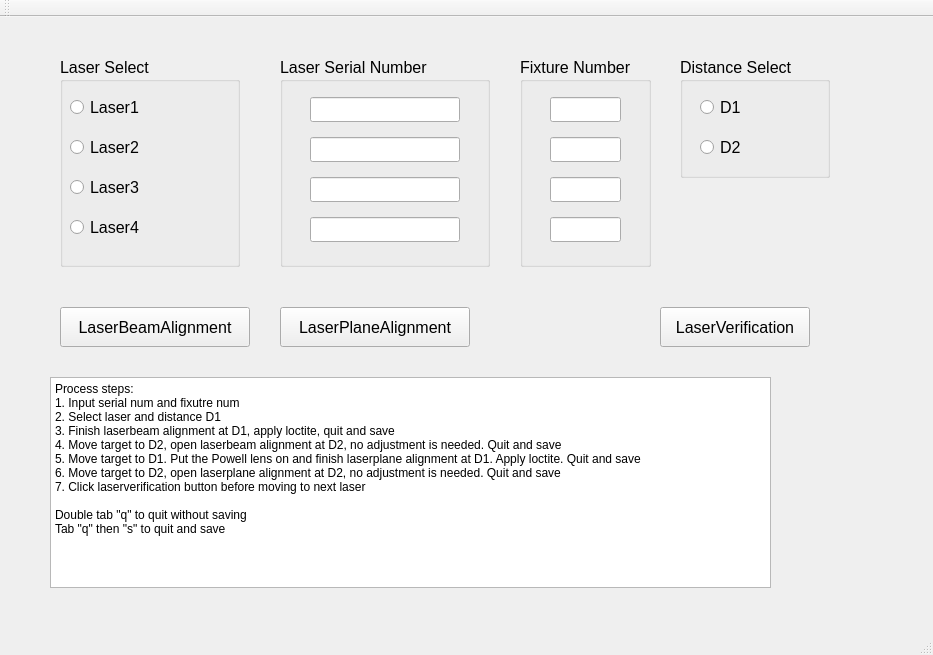
This is LAT_UI/mainwindow.ui in Mengx207/LaserAssemblyTool as Qt 5 draws it before an edit. The edited form follows.
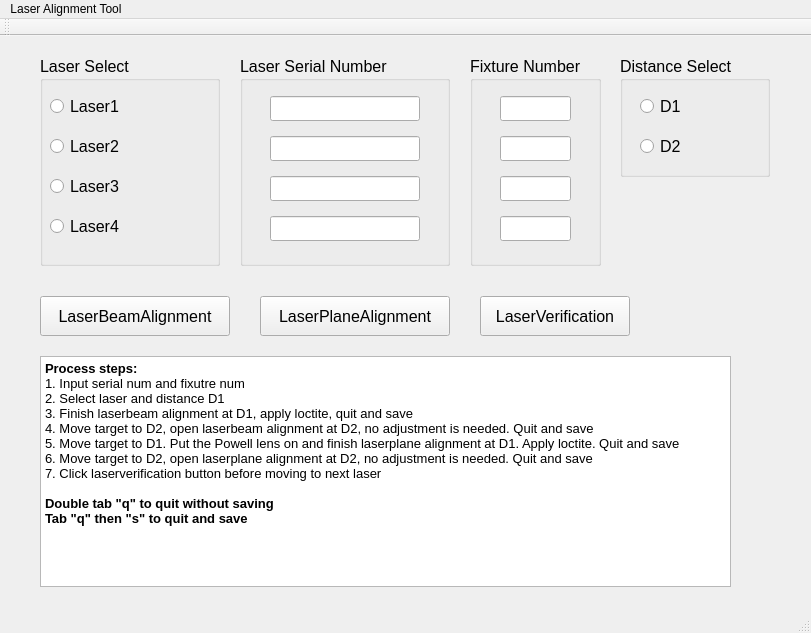
This is the edited form.

Commit message: modified:   LAT_UI/LAT_UI.pro.user 	modified:   LAT_UI/mainwindow.ui 	modified:   laserverification 	modified:   src/laserbeamguide.cpp 	modified:   src/laserplaneguide.cpp 	modified:   src/laserverification.cpp

```diff
--- a/LAT_UI/mainwindow.ui
+++ b/LAT_UI/mainwindow.ui
@@ -6,8 +6,8 @@
    <rect>
     <x>0</x>
     <y>0</y>
-    <width>933</width>
-    <height>655</height>
+    <width>811</width>
+    <height>633</height>
    </rect>
   </property>
   <property name="windowTitle">
@@ -17,8 +17,8 @@
    <widget class="QGroupBox" name="groupBox_Laser">
     <property name="geometry">
      <rect>
-      <x>60</x>
-      <y>40</y>
+      <x>40</x>
+      <y>20</y>
       <width>180</width>
       <height>210</height>
      </rect>
@@ -87,8 +87,8 @@
    <widget class="QGroupBox" name="groupBox_SerialNum">
     <property name="geometry">
      <rect>
-      <x>280</x>
-      <y>40</y>
+      <x>240</x>
+      <y>20</y>
       <width>210</width>
       <height>210</height>
      </rect>
@@ -145,8 +145,8 @@
    <widget class="QGroupBox" name="groupBox_SerialNum_2">
     <property name="geometry">
      <rect>
-      <x>520</x>
-      <y>40</y>
+      <x>470</x>
+      <y>20</y>
       <width>131</width>
       <height>210</height>
      </rect>
@@ -203,8 +203,8 @@
    <widget class="QGroupBox" name="groupBox_Distance">
     <property name="geometry">
      <rect>
-      <x>680</x>
-      <y>40</y>
+      <x>620</x>
+      <y>20</y>
       <width>150</width>
       <height>121</height>
      </rect>
@@ -247,8 +247,8 @@
    <widget class="QPushButton" name="pushButton_LaserBeam">
     <property name="geometry">
      <rect>
-      <x>60</x>
-      <y>290</y>
+      <x>40</x>
+      <y>260</y>
       <width>190</width>
       <height>40</height>
      </rect>
@@ -265,8 +265,8 @@
    <widget class="QPushButton" name="pushButton_LaserPlane">
     <property name="geometry">
      <rect>
-      <x>280</x>
-      <y>290</y>
+      <x>260</x>
+      <y>260</y>
       <width>190</width>
       <height>40</height>
      </rect>
@@ -286,8 +286,8 @@
     </property>
     <property name="geometry">
      <rect>
-      <x>660</x>
-      <y>290</y>
+      <x>480</x>
+      <y>260</y>
       <width>150</width>
       <height>40</height>
      </rect>
@@ -304,10 +304,10 @@
    <widget class="QTextEdit" name="textEdit">
     <property name="geometry">
      <rect>
-      <x>50</x>
-      <y>360</y>
-      <width>721</width>
-      <height>211</height>
+      <x>40</x>
+      <y>320</y>
+      <width>691</width>
+      <height>231</height>
      </rect>
     </property>
     <property name="html">
@@ -315,18 +315,18 @@
 &lt;html&gt;&lt;head&gt;&lt;meta name=&quot;qrichtext&quot; content=&quot;1&quot; /&gt;&lt;style type=&quot;text/css&quot;&gt;
 p, li { white-space: pre-wrap; }
 &lt;/style&gt;&lt;/head&gt;&lt;body style=&quot; font-family:'Sans Serif'; font-size:9pt; font-weight:400; font-style:normal;&quot;&gt;
-&lt;p style=&quot; margin-top:0px; margin-bottom:0px; margin-left:0px; margin-right:0px; -qt-block-indent:0; text-indent:0px;&quot;&gt;Process steps:&lt;/p&gt;
-&lt;p style=&quot; margin-top:0px; margin-bottom:0px; margin-left:0px; margin-right:0px; -qt-block-indent:0; text-indent:0px;&quot;&gt;1. Input serial num and fixutre num&lt;/p&gt;
-&lt;p style=&quot; margin-top:0px; margin-bottom:0px; margin-left:0px; margin-right:0px; -qt-block-indent:0; text-indent:0px;&quot;&gt;2. Select laser and distance D1&lt;/p&gt;
-&lt;p style=&quot; margin-top:0px; margin-bottom:0px; margin-left:0px; margin-right:0px; -qt-block-indent:0; text-indent:0px;&quot;&gt;3. Finish laserbeam alignment at D1, apply loctite, quit and save&lt;/p&gt;
-&lt;p style=&quot; margin-top:0px; margin-bottom:0px; margin-left:0px; margin-right:0px; -qt-block-indent:0; text-indent:0px;&quot;&gt;4. Move target to D2, open laserbeam alignment at D2, no adjustment is needed. Quit and save&lt;/p&gt;
-&lt;p style=&quot; margin-top:0px; margin-bottom:0px; margin-left:0px; margin-right:0px; -qt-block-indent:0; text-indent:0px;&quot;&gt;5. Move target to D1. Put the Powell lens on and finish laserplane alignment at D1. Apply loctite. Quit and save&lt;/p&gt;
-&lt;p style=&quot; margin-top:0px; margin-bottom:0px; margin-left:0px; margin-right:0px; -qt-block-indent:0; text-indent:0px;&quot;&gt;6. Move target to D2, open laserplane alignment at D2, no adjustment is needed. Quit and save&lt;/p&gt;
-&lt;p style=&quot; margin-top:0px; margin-bottom:0px; margin-left:0px; margin-right:0px; -qt-block-indent:0; text-indent:0px;&quot;&gt;7. Click laserverification button before moving to next laser&lt;/p&gt;
-&lt;p style=&quot;-qt-paragraph-type:empty; margin-top:0px; margin-bottom:0px; margin-left:0px; margin-right:0px; -qt-block-indent:0; text-indent:0px;&quot;&gt;&lt;br /&gt;&lt;/p&gt;
-&lt;p style=&quot; margin-top:0px; margin-bottom:0px; margin-left:0px; margin-right:0px; -qt-block-indent:0; text-indent:0px;&quot;&gt;Double tab &amp;quot;q&amp;quot; to quit without saving&lt;/p&gt;
-&lt;p style=&quot; margin-top:0px; margin-bottom:0px; margin-left:0px; margin-right:0px; -qt-block-indent:0; text-indent:0px;&quot;&gt;Tab &amp;quot;q&amp;quot; then &amp;quot;s&amp;quot; to quit and save&lt;/p&gt;
-&lt;p style=&quot;-qt-paragraph-type:empty; margin-top:0px; margin-bottom:0px; margin-left:0px; margin-right:0px; -qt-block-indent:0; text-indent:0px;&quot;&gt;&lt;br /&gt;&lt;/p&gt;&lt;/body&gt;&lt;/html&gt;</string>
+&lt;p style=&quot; margin-top:0px; margin-bottom:0px; margin-left:0px; margin-right:0px; -qt-block-indent:0; text-indent:0px;&quot;&gt;&lt;span style=&quot; font-size:10pt; font-weight:600;&quot;&gt;Process steps:&lt;/span&gt;&lt;/p&gt;
+&lt;p style=&quot; margin-top:0px; margin-bottom:0px; margin-left:0px; margin-right:0px; -qt-block-indent:0; text-indent:0px;&quot;&gt;&lt;span style=&quot; font-size:10pt;&quot;&gt;1. Input serial num and fixutre num&lt;/span&gt;&lt;/p&gt;
+&lt;p style=&quot; margin-top:0px; margin-bottom:0px; margin-left:0px; margin-right:0px; -qt-block-indent:0; text-indent:0px;&quot;&gt;&lt;span style=&quot; font-size:10pt;&quot;&gt;2. Select laser and distance D1&lt;/span&gt;&lt;/p&gt;
+&lt;p style=&quot; margin-top:0px; margin-bottom:0px; margin-left:0px; margin-right:0px; -qt-block-indent:0; text-indent:0px;&quot;&gt;&lt;span style=&quot; font-size:10pt;&quot;&gt;3. Finish laserbeam alignment at D1, apply loctite, quit and save&lt;/span&gt;&lt;/p&gt;
+&lt;p style=&quot; margin-top:0px; margin-bottom:0px; margin-left:0px; margin-right:0px; -qt-block-indent:0; text-indent:0px;&quot;&gt;&lt;span style=&quot; font-size:10pt;&quot;&gt;4. Move target to D2, open laserbeam alignment at D2, no adjustment is needed. Quit and save&lt;/span&gt;&lt;/p&gt;
+&lt;p style=&quot; margin-top:0px; margin-bottom:0px; margin-left:0px; margin-right:0px; -qt-block-indent:0; text-indent:0px;&quot;&gt;&lt;span style=&quot; font-size:10pt;&quot;&gt;5. Move target to D1. Put the Powell lens on and finish laserplane alignment at D1. Apply loctite. Quit and save&lt;/span&gt;&lt;/p&gt;
+&lt;p style=&quot; margin-top:0px; margin-bottom:0px; margin-left:0px; margin-right:0px; -qt-block-indent:0; text-indent:0px;&quot;&gt;&lt;span style=&quot; font-size:10pt;&quot;&gt;6. Move target to D2, open laserplane alignment at D2, no adjustment is needed. Quit and save&lt;/span&gt;&lt;/p&gt;
+&lt;p style=&quot; margin-top:0px; margin-bottom:0px; margin-left:0px; margin-right:0px; -qt-block-indent:0; text-indent:0px;&quot;&gt;&lt;span style=&quot; font-size:10pt;&quot;&gt;7. Click laserverification button before moving to next laser&lt;/span&gt;&lt;/p&gt;
+&lt;p style=&quot;-qt-paragraph-type:empty; margin-top:0px; margin-bottom:0px; margin-left:0px; margin-right:0px; -qt-block-indent:0; text-indent:0px; font-size:10pt;&quot;&gt;&lt;br /&gt;&lt;/p&gt;
+&lt;p style=&quot; margin-top:0px; margin-bottom:0px; margin-left:0px; margin-right:0px; -qt-block-indent:0; text-indent:0px;&quot;&gt;&lt;span style=&quot; font-size:10pt; font-weight:600;&quot;&gt;Double tab &amp;quot;q&amp;quot; to quit without saving&lt;/span&gt;&lt;/p&gt;
+&lt;p style=&quot; margin-top:0px; margin-bottom:0px; margin-left:0px; margin-right:0px; -qt-block-indent:0; text-indent:0px;&quot;&gt;&lt;span style=&quot; font-size:10pt; font-weight:600;&quot;&gt;Tab &amp;quot;q&amp;quot; then &amp;quot;s&amp;quot; to quit and save&lt;/span&gt;&lt;/p&gt;
+&lt;p style=&quot;-qt-paragraph-type:empty; margin-top:0px; margin-bottom:0px; margin-left:0px; margin-right:0px; -qt-block-indent:0; text-indent:0px; font-size:10pt;&quot;&gt;&lt;br /&gt;&lt;/p&gt;&lt;/body&gt;&lt;/html&gt;</string>
     </property>
    </widget>
   </widget>
@@ -335,10 +335,16 @@
     <rect>
      <x>0</x>
      <y>0</y>
-     <width>933</width>
+     <width>811</width>
      <height>20</height>
     </rect>
    </property>
+   <widget class="QMenu" name="menuLaser_Alignment_Tool">
+    <property name="title">
+     <string>Laser Alignment Tool</string>
+    </property>
+   </widget>
+   <addaction name="menuLaser_Alignment_Tool"/>
   </widget>
   <widget class="QToolBar" name="mainToolBar">
    <attribute name="toolBarArea">
```
The commit also changes 5 other files.
